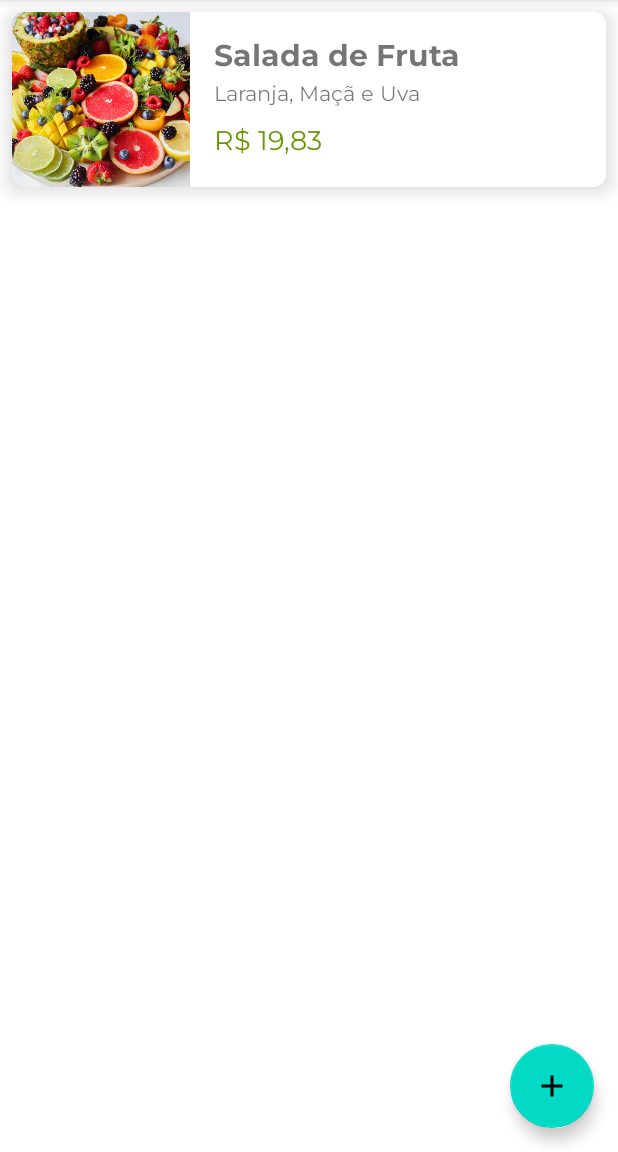
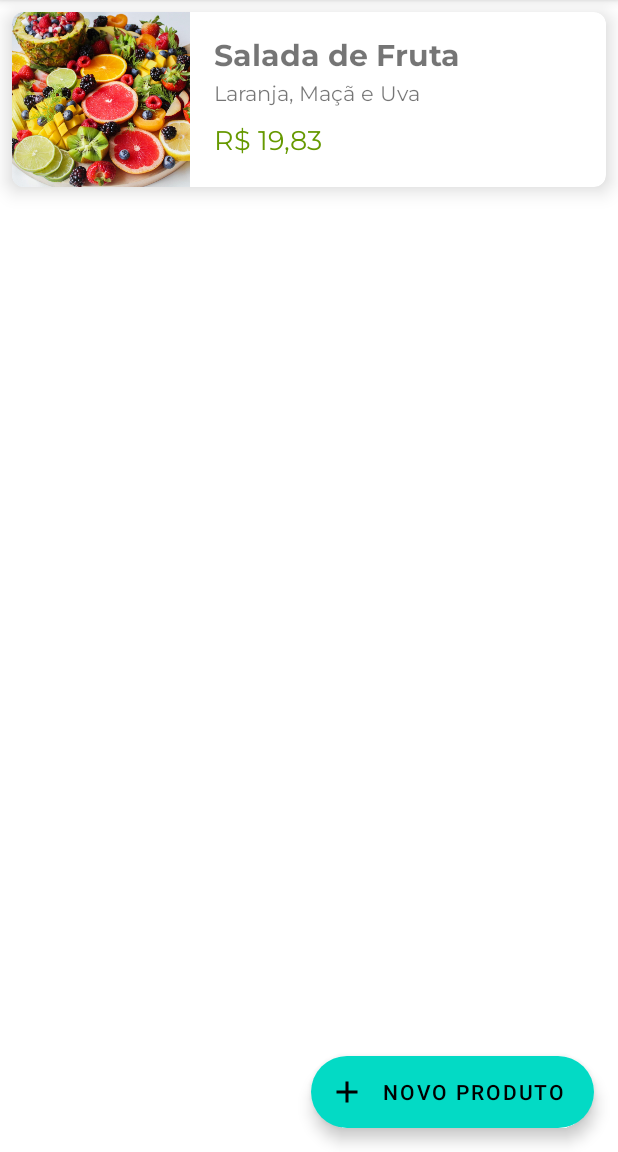
Before and after one commit to MouraRafael/alura-android-kotlin-Orgs, an Android app: the screen it shows after launch (ListaProdutosActivity), on a phone screen of 412 x 824 dp, the part 84-1236 px from its top. Run offline under Robolectric (Android 15) with nearby library versions, the phone set to English and light mode, and no system bars.

Commit message:
02-11 Implementando outros componentes do material

```diff
--- a/app/src/main/res/layout/activity_lista_produtos.xml
+++ b/app/src/main/res/layout/activity_lista_produtos.xml
@@ -17,7 +17,7 @@
         app:layout_constraintTop_toTopOf="parent"
         tools:listitem="@layout/produto_item" />
 
-    <com.google.android.material.floatingactionbutton.FloatingActionButton
+    <com.google.android.material.floatingactionbutton.ExtendedFloatingActionButton
         android:id="@+id/activity_lista_produtos_fab"
         android:layout_width="wrap_content"
         android:layout_height="wrap_content"
@@ -25,8 +25,11 @@
 
         app:layout_constraintBottom_toBottomOf="parent"
         app:layout_constraintEnd_toEndOf="parent"
-        app:srcCompat="@drawable/ic_action_add"
+        app:icon="@drawable/ic_action_add"
+        android:text="Novo Produto"
         android:layout_margin="16dp"
-        android:focusable="true" />
+        android:focusable="true"
+
+        />
 
 </androidx.constraintlayout.widget.ConstraintLayout>
```
